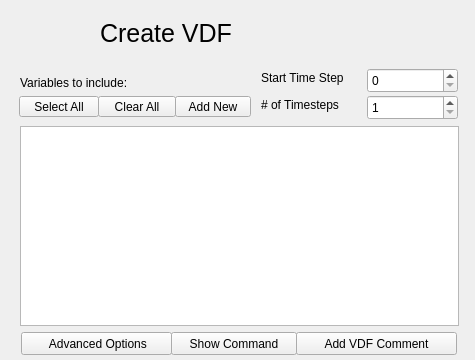
Old version of the form apps/vdcwizard/ui/Page3.ui in the repository yyr/vapor.
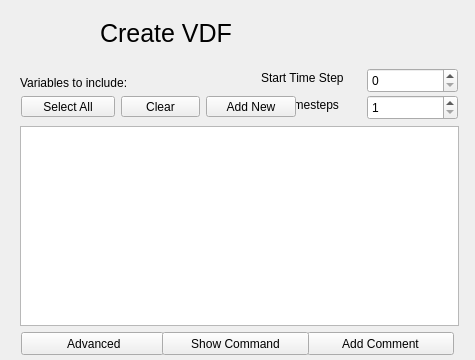
New version of the form.

Commit message: Minor asthetic changes to vdcwizard ui

Diff of the .ui file:
```diff
--- a/apps/vdcwizard/ui/Page3.ui
+++ b/apps/vdcwizard/ui/Page3.ui
@@ -36,7 +36,7 @@
     <rect>
      <x>20</x>
      <y>72</y>
-     <width>151</width>
+     <width>211</width>
      <height>21</height>
     </rect>
    </property>
@@ -118,20 +118,20 @@
     <rect>
      <x>21</x>
      <y>332</y>
-     <width>151</width>
+     <width>143</width>
      <height>23</height>
     </rect>
    </property>
    <property name="text">
-    <string> Advanced Options</string>
+    <string> Advanced</string>
    </property>
   </widget>
   <widget class="QPushButton" name="selectAllButton">
    <property name="geometry">
     <rect>
-     <x>19</x>
+     <x>21</x>
      <y>96</y>
-     <width>80</width>
+     <width>94</width>
      <height>21</height>
     </rect>
    </property>
@@ -142,9 +142,9 @@
   <widget class="QPushButton" name="newVarButton">
    <property name="geometry">
     <rect>
-     <x>175</x>
+     <x>206</x>
      <y>96</y>
-     <width>76</width>
+     <width>90</width>
      <height>21</height>
     </rect>
    </property>
@@ -155,14 +155,14 @@
   <widget class="QPushButton" name="clearAllButton">
    <property name="geometry">
     <rect>
-     <x>98</x>
+     <x>121</x>
      <y>96</y>
-     <width>78</width>
+     <width>79</width>
      <height>21</height>
     </rect>
    </property>
    <property name="text">
-    <string>Clear All</string>
+    <string>Clear</string>
    </property>
   </widget>
   <widget class="QTableWidget" name="tableWidget">
@@ -181,14 +181,14 @@
   <widget class="QPushButton" name="vdfCommentButton">
    <property name="geometry">
     <rect>
-     <x>296</x>
+     <x>307</x>
      <y>332</y>
-     <width>161</width>
+     <width>147</width>
      <height>23</height>
     </rect>
    </property>
    <property name="text">
-    <string>Add VDF Comment</string>
+    <string>Add Comment</string>
    </property>
   </widget>
   <widget class="QLabel" name="createVdfLabel">
@@ -207,9 +207,9 @@
   <widget class="QPushButton" name="showCommandButton">
    <property name="geometry">
     <rect>
-     <x>171</x>
+     <x>162</x>
      <y>332</y>
-     <width>126</width>
+     <width>147</width>
      <height>23</height>
     </rect>
    </property>
```
The commit also changes 3 other files.
